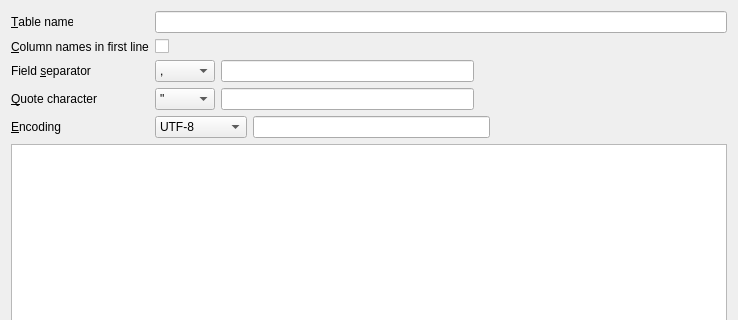
First picture: the form in src/ImportCsvDialog.ui, repository sqlitebrowser/sqlitebrowser, before the edit; both pictures show x 0 to 738 and y 0 to 320 of the 738 by 490 pixel window.
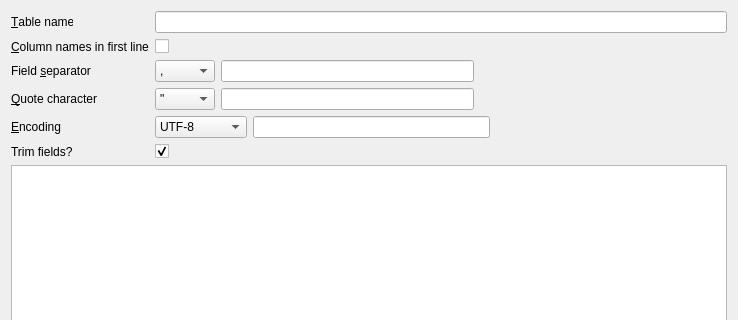
Second picture: the form after the edit.

Commit message: importcsv: Save last used settings and add a trim fields option

What changed in the file:
```diff
--- a/src/ImportCsvDialog.ui
+++ b/src/ImportCsvDialog.ui
@@ -224,6 +224,23 @@
        </item>
       </layout>
      </item>
+     <item row="6" column="0">
+      <widget class="QLabel" name="labelTrim">
+       <property name="text">
+        <string>Trim fields?</string>
+       </property>
+      </widget>
+     </item>
+     <item row="6" column="1">
+      <widget class="QCheckBox" name="checkBoxTrimFields">
+       <property name="text">
+        <string/>
+       </property>
+       <property name="checked">
+        <bool>true</bool>
+       </property>
+      </widget>
+     </item>
     </layout>
    </item>
    <item>
```
Left out of the diff: 12 changed lines with no effect on the pictures. The commit also changes 2 other files.
